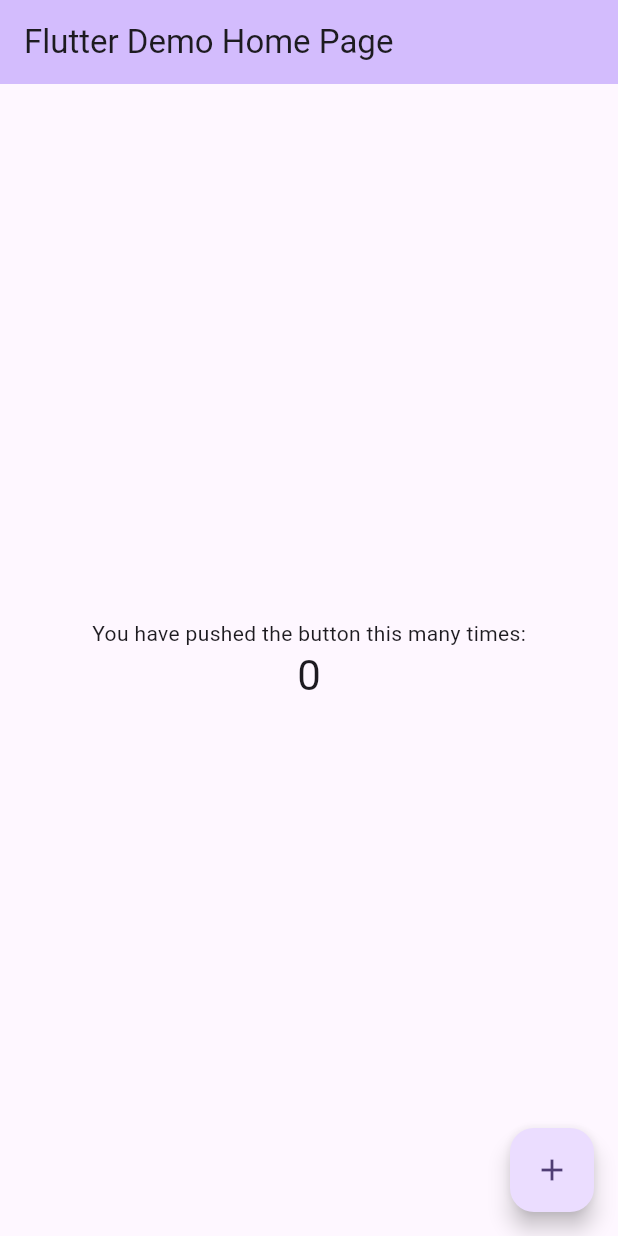
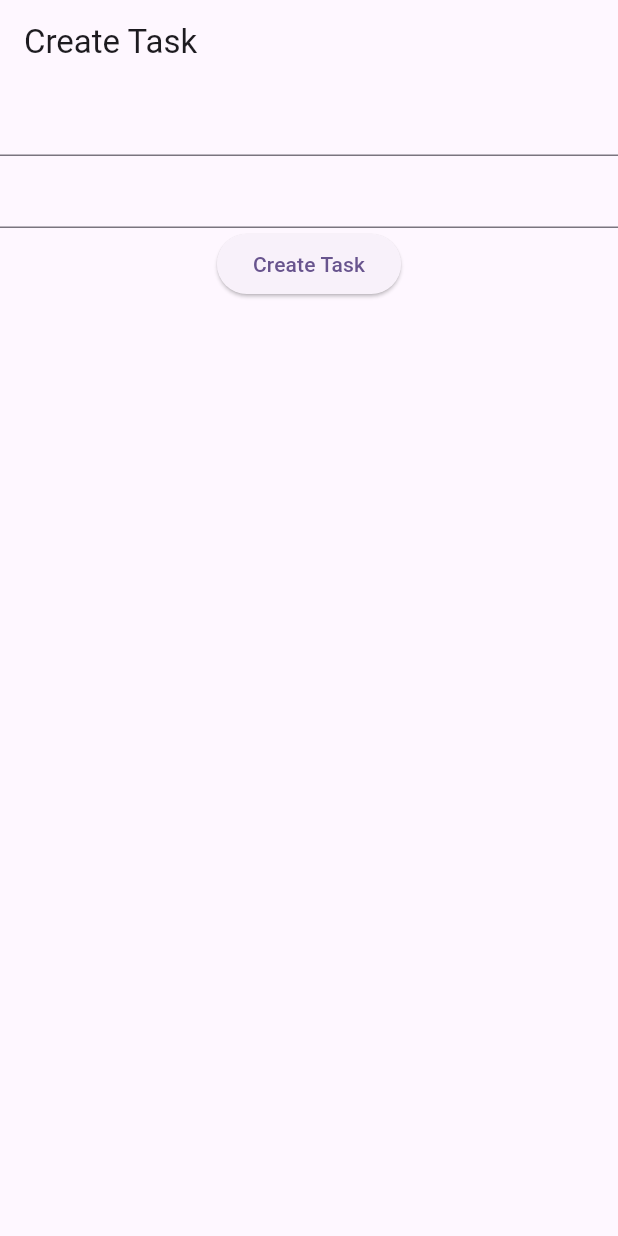
Before and after one commit to MuhammadAliKust/Danial-Irfan-Project, a Flutter app: the screen it shows after launch, on a phone screen of 412 x 824 dp. Run offline on Flutter 3.47's test engine with Material 3 defaults, Android fonts, the phone set to English and light mode, and no system bars; drawn by our look-alikes of loading_overlay; our stand-ins replace cloud_firestore, firebase_core; accounts and stored records are empty.

Commit message:
Task Created

```diff
--- a/lib/main.dart
+++ b/lib/main.dart
@@ -1,6 +1,10 @@
+import 'package:backend_di/screens/create_task.dart';
+import 'package:firebase_core/firebase_core.dart';
 import 'package:flutter/material.dart';
 
-void main() {
+void main() async {
+  WidgetsFlutterBinding.ensureInitialized();
+  await Firebase.initializeApp();
   runApp(const MyApp());
 }
 
@@ -31,7 +35,7 @@ class MyApp extends StatelessWidget {
         colorScheme: ColorScheme.fromSeed(seedColor: Colors.deepPurple),
         useMaterial3: true,
       ),
-      home: const MyHomePage(title: 'Flutter Demo Home Page'),
+      home: CreateTaskView(),
     );
   }
 }
--- a/lib/models/task.dart
+++ b/lib/models/task.dart
@@ -35,7 +35,7 @@ class TaskModel {
         "docID": docId,
         "title": title,
         "description": description,
-    "createdAt": createdAt,
-    "isCompleted": isCompleted,
+        "createdAt": DateTime.now().millisecondsSinceEpoch,
+        "isCompleted": false,
       };
 }
--- /dev/null
+++ b/lib/screens/create_task.dart
@@ -0,0 +1,70 @@
+import 'package:backend_di/models/task.dart';
+import 'package:backend_di/services/task.dart';
+import 'package:flutter/material.dart';
+import 'package:loading_overlay/loading_overlay.dart';
+
+class CreateTaskView extends StatefulWidget {
+  CreateTaskView({super.key});
+
+  @override
+  State<CreateTaskView> createState() => _CreateTaskViewState();
+}
+
+class _CreateTaskViewState extends State<CreateTaskView> {
+  TextEditingController titleController = TextEditingController();
+
+  TextEditingController descriptionController = TextEditingController();
+
+  bool isLoading = false;
+
+  @override
+  Widget build(BuildContext context) {
+    return LoadingOverlay(
+      isLoading: isLoading,
+      child: Scaffold(
+        appBar: AppBar(
+          title: Text("Create Task"),
+        ),
+        body: Column(
+          children: [
+            TextField(
+              controller: titleController,
+            ),
+            TextField(
+              controller: descriptionController,
+            ),
+            ElevatedButton(
+                onPressed: () async {
+                  isLoading = true;
+                  setState(() {});
+                  try {
+                    await TaskServices()
+                        .createTask(TaskModel(
+                      title: titleController.text,
+                      description: descriptionController.text,
+                    ))
+                        .then((val) {
+                      isLoading = false;
+                      setState(() {});
+                      showDialog(
+                          context: context,
+                          builder: (context) {
+                            return AlertDialog(
+                              title: Text("Task created"),
+                            );
+                          });
+                    });
+                  } catch (e) {
+                    isLoading = false;
+                    setState(() {});
+                    ScaffoldMessenger.of(context)
+                        .showSnackBar(SnackBar(content: Text(e.toString())));
+                  }
+                },
+                child: Text("Create Task"))
+          ],
+        ),
+      ),
+    );
+  }
+}
--- a/pubspec.yaml
+++ b/pubspec.yaml
@@ -36,6 +36,8 @@ dependencies:
   # Use with the CupertinoIcons class for iOS style icons.
   cupertino_icons: ^1.0.6
   cloud_firestore: ^5.2.1
+  firebase_core: ^3.3.0
+  loading_overlay: ^0.3.0
 
 dev_dependencies:
   flutter_test:
```
Also changed, not shown: pubspec.lock, 3 other files. Lines whose indentation alone changed are shown as unchanged.
